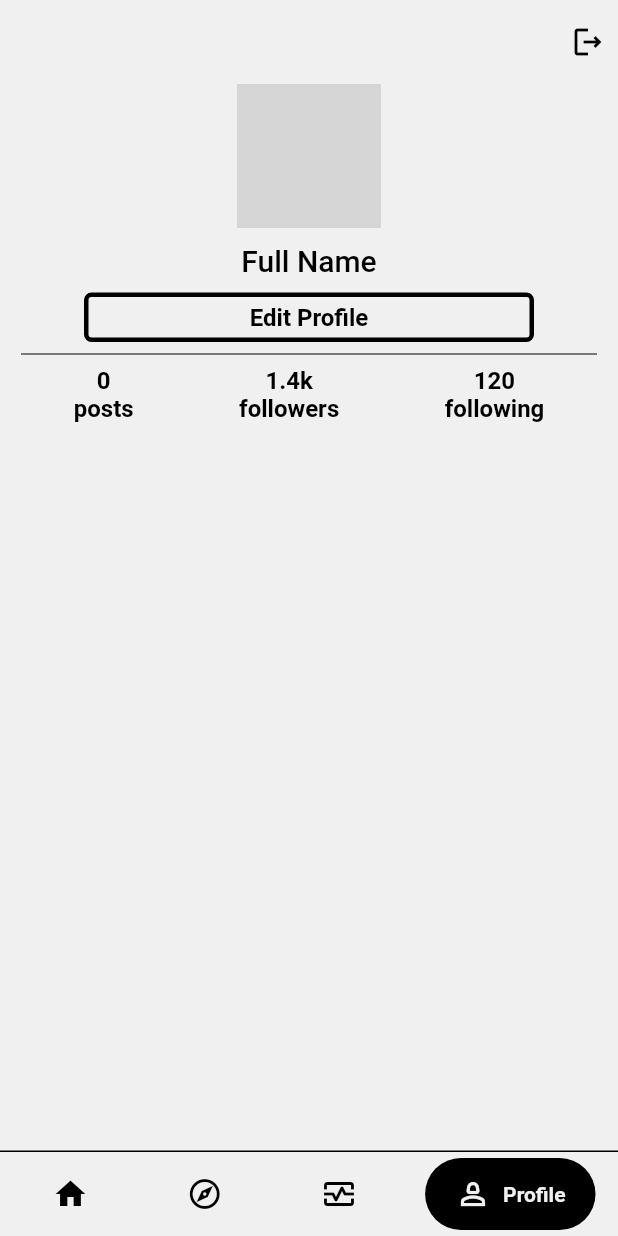
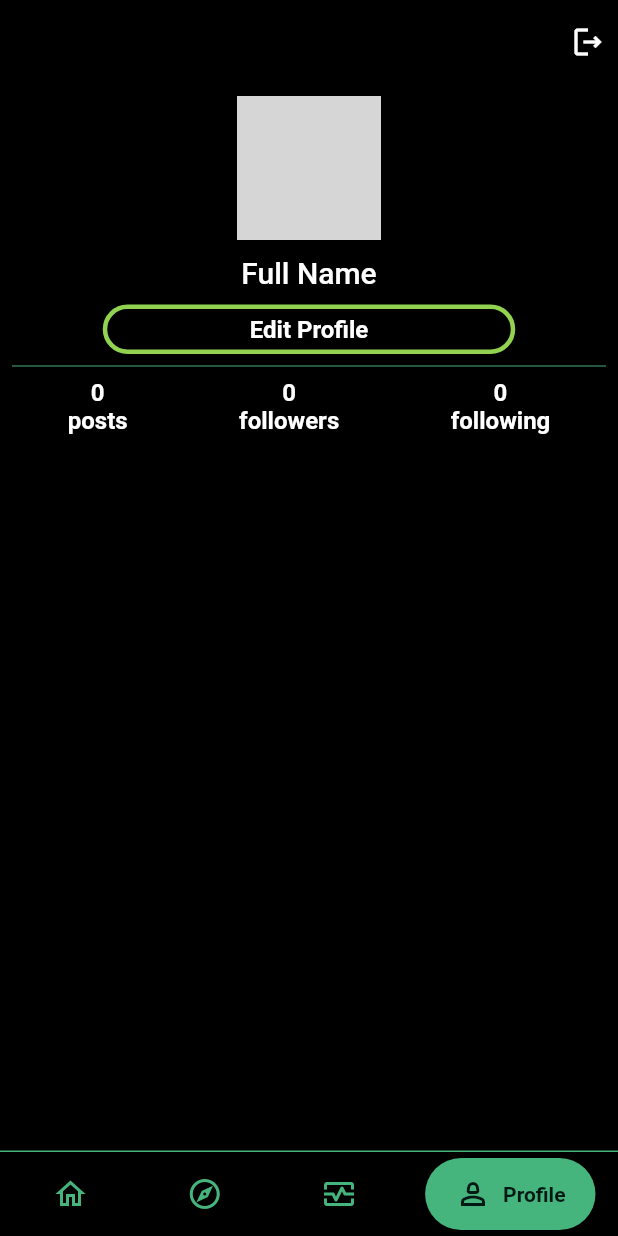
Before and after one commit to adamRrodrigues/fitness_social_app, a Flutter app: the screen it shows once a user with an empty profile is signed in, item 4 of the bottom bar chosen, on a phone screen of 412 x 824 dp. Run offline on Flutter 3.47's test engine with Material 2 defaults, Android fonts, the light colour scheme and no system bars; drawn by our look-alikes of google_nav_bar; our stand-ins replace cloud_firestore, firebase_auth, firebase_core, go_router; missing offline and left inert: dart:ffi; accounts and stored records are empty; network calls fail; grey boxes are pictures that could not be loaded.

```diff
--- a/lib/main.dart
+++ b/lib/main.dart
@@ -25,7 +25,7 @@ class MyApp extends StatelessWidget {
       title: 'Flutter Demo',
       theme: lightTheme,
       darkTheme: darkTheme,
-      themeMode: ThemeMode.light,
+      themeMode: ThemeMode.dark,
       //
       routerDelegate: appRouter.routerDelegate,
       routeInformationParser: appRouter.routeInformationParser,
--- a/lib/pages/main_page.dart
+++ b/lib/pages/main_page.dart
@@ -60,7 +60,7 @@ class MainPageState extends State<MainPage> {
                         .selectedItemColor,
                     tabs: const [
                       GButton(
-                        icon: Icons.home,
+                        icon: Icons.home_outlined,
                         text: 'Home',
                       ),
                       GButton(
--- a/lib/pages/profile_page.dart
+++ b/lib/pages/profile_page.dart
@@ -1,9 +1,8 @@
 import 'package:cloud_firestore/cloud_firestore.dart';
 import 'package:firebase_auth/firebase_auth.dart';
-import 'package:fitness_social_app/models/user_model.dart';
 import 'package:fitness_social_app/services/auth_service.dart';
-import 'package:fitness_social_app/widgets/count_widget.dart';
-import 'package:fitness_social_app/widgets/custom_button.dart';
+import 'package:fitness_social_app/services/user_services.dart';
+import 'package:fitness_social_app/widgets/user_profile.dart';
 import 'package:flutter/material.dart';
 
 class ProfilePage extends StatefulWidget {
@@ -27,16 +26,15 @@ class _ProfilePageState extends State<ProfilePage> {
             Map<String, dynamic> data =
                 snapshot.data!.data() as Map<String, dynamic>;
 
-            final thisUser = UserModel(
-                username: data['username'],
-                uid: user.uid,
-                posts: data['posts'],
-                profileUrl: data['profileUrl']);
+            final thisUser = UserServices().mapSingleUser(data);
 
             return NestedScrollView(
               headerSliverBuilder: (context, innerBoxIsScrolled) => [
                 SliverAppBar(
-                  title: Text(thisUser.username, style: Theme.of(context).textTheme.titleLarge,),
+                  title: Text(
+                    thisUser.username,
+                    style: Theme.of(context).textTheme.titleLarge,
+                  ),
 
                   actions: [
                     Padding(
@@ -52,45 +50,7 @@ class _ProfilePageState extends State<ProfilePage> {
                   floating: true,
                 )
               ],
-              body: SafeArea(
-                child: Padding(
-                  padding: EdgeInsets.symmetric(horizontal: 14),
-                  child: Column(
-                    mainAxisAlignment: MainAxisAlignment.start,
-                    crossAxisAlignment: CrossAxisAlignment.center,
-                    children: [
-                      Column(
-                        children: [
-                          CircleAvatar(
-                            backgroundImage: NetworkImage(thisUser.profileUrl),
-                            radius: 48,
-                          ),
-                          const SizedBox(height: 10),
-                          Text(
-                            "Full Name",
-                            style: Theme.of(context).textTheme.titleLarge,
-                          )
-                        ],
-                      ),
-                      const SizedBox(
-                        height: 10,
-                      ),
-                      const CustomButton(buttonText: "Edit Profile"),
-                      Divider(
-                        color: Theme.of(context).colorScheme.primary,
-                      ),
-                      Row(
-                          mainAxisAlignment: MainAxisAlignment.spaceAround,
-                          children: [
-                            CountWidget(amount: thisUser.posts.length.toString(), type: 'posts'),
-                            CountWidget(amount: '1.4k', type: 'followers'),
-                            CountWidget(amount: '120', type: 'following'),
-
-                          ])
-                    ],
-                  ),
-                ),
-              ),
+              body: UserProfile(thisUser: thisUser),
             );
           } else {
             return const Center(
--- a/lib/routing/page_router.dart
+++ b/lib/routing/page_router.dart
@@ -1,4 +1,7 @@
 import 'package:fitness_social_app/auth/auth_state.dart';
+import 'package:fitness_social_app/models/user_model.dart';
+import 'package:fitness_social_app/routing/route_constants.dart';
+import 'package:fitness_social_app/screen/user_page.dart';
 import 'package:flutter/cupertino.dart';
 import 'package:go_router/go_router.dart';
 
@@ -8,5 +11,18 @@ final GoRouter appRouter = GoRouter(routes: <GoRoute>[
       builder: (BuildContext context, GoRouterState state) {
         return const AuthState();
       },
-      routes: <GoRoute>[])
+      routes: <GoRoute>[
+        GoRoute(
+          path: 'userPage',
+          name: RouteConstants.userPage,
+          pageBuilder: (context, state) {
+            UserModel user = state.extra as UserModel;
+
+            return CupertinoPage(
+                child: UserPage(
+              user: user,
+            ));
+          },
+        )
+      ])
 ]);
--- a/lib/themes/dark_theme.dart
+++ b/lib/themes/dark_theme.dart
@@ -7,13 +7,13 @@ ThemeData darkTheme = ThemeData(
     appBarTheme: const AppBarTheme(),
     bottomNavigationBarTheme: const BottomNavigationBarThemeData(
       backgroundColor: Color.fromARGB(255, 27, 27, 27),
-      selectedItemColor: Color(0xfff0f0f0),
+      selectedItemColor: Color(0xff46B47D),
       unselectedItemColor: Color(0xff001913),
     ),
     colorScheme: const ColorScheme.dark(
       background: Colors.black,
-      primary: Color(0xfff0f0f0),
-      secondary: Color.fromARGB(255, 28, 29, 29),
+      primary: Color(0xff46B47D),
+      secondary: Color(0xff91D350),
     ),
     textTheme: const TextTheme(
       titleLarge: TextStyle(
--- a/lib/themes/light_theme.dart
+++ b/lib/themes/light_theme.dart
@@ -2,20 +2,19 @@ import 'package:flutter/material.dart';
 
 ThemeData lightTheme = ThemeData(
     brightness: Brightness.light,
-
-    scaffoldBackgroundColor: Color(0xfff0f0f0),
+    scaffoldBackgroundColor: Color(0xffEBEDE9),
     iconTheme: IconThemeData(color: Colors.black),
     appBarTheme: const AppBarTheme(
         color: Colors.black, iconTheme: IconThemeData(color: Colors.black)),
     bottomNavigationBarTheme: const BottomNavigationBarThemeData(
-      backgroundColor: Color(0xfff0f0f0),
-      selectedItemColor: Colors.black,
-      unselectedItemColor: Color(0xfff0f0f0),
+      backgroundColor: Color(0xffEBEDE9),
+      selectedItemColor: Color(0xff91D350),
+      unselectedItemColor: Color(0xffEBEDE9),
     ),
     colorScheme: const ColorScheme.light(
-      background: Color(0xfff0f0f0),
-      primary: Colors.black,
-      secondary: Color(0xfffbfcfe),
+      background: Color(0xffEBEDE9),
+      primary: Color(0xff46B47D),
+      secondary: Color(0xff46B47D),
     ),
     textTheme: const TextTheme(
       titleLarge: TextStyle(color: Colors.black),
--- a/lib/widgets/custom_button.dart
+++ b/lib/widgets/custom_button.dart
@@ -8,11 +8,11 @@ class CustomButton extends StatelessWidget {
   @override
   Widget build(BuildContext context) {
     return Container(
-      width: 300,
+      width: 275,
       decoration: BoxDecoration(
-          borderRadius: BorderRadius.circular(5),
+          borderRadius: BorderRadius.circular(20),
           border: Border.all(
-              color: Theme.of(context).colorScheme.primary, width: 3)),
+              color: Theme.of(context).colorScheme.secondary, width: 3)),
       child: Padding(
         padding: const EdgeInsets.all(4.0),
         child: Center(
--- /dev/null
+++ b/lib/widgets/user_profile.dart
@@ -0,0 +1,143 @@
+import 'dart:ffi';
+
+import 'package:cloud_firestore/cloud_firestore.dart';
+import 'package:firebase_auth/firebase_auth.dart';
+import 'package:fitness_social_app/models/user_model.dart';
+import 'package:fitness_social_app/services/user_services.dart';
+import 'package:fitness_social_app/widgets/count_widget.dart';
+import 'package:fitness_social_app/widgets/custom_button.dart';
+import 'package:flutter/material.dart';
+
+class UserProfile extends StatefulWidget {
+  const UserProfile({
+    super.key,
+    required this.thisUser,
+  });
+
+  final UserModel thisUser;
+
+  @override
+  State<UserProfile> createState() => _UserProfileState();
+}
+
+class _UserProfileState extends State<UserProfile> {
+  int followers = 0;
+  int following = 0;
+
+  Stream getFollowage() async* {
+    await FirebaseFirestore.instance
+        .collection('users')
+        .doc(widget.thisUser.uid)
+        .collection('followers')
+        .count()
+        .get()
+        .then(
+          (value) => followers = value.count,
+        );
+    await FirebaseFirestore.instance
+        .collection('users')
+        .doc(widget.thisUser.uid)
+        .collection('following')
+        .count()
+        .get()
+        .then(
+          (value) => following = value.count,
+        );
+
+  }
+
+  @override
+  Widget build(BuildContext context) {
+    final currentUser = FirebaseAuth.instance.currentUser;
+
+    return SafeArea(
+      child: Padding(
+        padding: const EdgeInsets.all(8.0),
+        child: Column(
+          mainAxisAlignment: MainAxisAlignment.start,
+          crossAxisAlignment: CrossAxisAlignment.center,
+          children: [
+            Column(
+              children: [
+                CircleAvatar(
+                  backgroundImage: NetworkImage(widget.thisUser.profileUrl),
+                  radius: 48,
+                ),
+                const SizedBox(height: 10),
+                Text(
+                  "Full Name",
+                  style: Theme.of(context).textTheme.titleLarge,
+                )
+              ],
+            ),
+            const SizedBox(
+              height: 10,
+            ),
+            Builder(builder: (context) {
+              if (widget.thisUser.uid == currentUser!.uid) {
+                return const CustomButton(buttonText: "Edit Profile");
+              } else {
+                return StreamBuilder(
+                    stream: FirebaseFirestore.instance
+                        .collection('users')
+                        .doc(widget.thisUser.uid)
+                        .collection('followers')
+                        .doc(currentUser.uid)
+                        .snapshots(),
+                    builder: (context, snapshot) {
+                      if (snapshot.connectionState == ConnectionState.active) {
+                        if (snapshot.data!.exists) {
+                          return GestureDetector(
+                              onTap: () {
+                                setState(()  {
+                                  UserServices().unfollowUser(widget.thisUser.uid);
+                                });
+                              },
+                              child: const CustomButton(buttonText: "Unfollow"));
+                        } else {
+                          return GestureDetector(
+                              onTap: () {
+                                setState(() {
+                                  print(followers);
+                                  UserServices().followUser(widget.thisUser.uid);
+                                });
+                              },
+                              child: const CustomButton(buttonText: "Follow"));
+                        }
+                      } else {
+                        return CircularProgressIndicator();
+                      }
+                    });
+              }
+            }),
+            Divider(
+              color: Theme.of(context).colorScheme.primary,
+            ),
+            StreamBuilder(
+                stream: getFollowage(),
+                builder: (context, snapshot) {
+                  if (snapshot.connectionState == ConnectionState.done) {
+                    return Center(
+                      child: Row(
+                        mainAxisAlignment: MainAxisAlignment.spaceAround,
+                        children: [
+                          CountWidget(
+                              amount: widget.thisUser.posts.length.toString(),
+                              type: 'posts'),
+                          CountWidget(
+                              amount: followers.toString(), type: 'followers'),
+                          CountWidget(
+                              amount: following.toString(), type: 'following'),
+                        ],
+                      ),
+                    );
+                  } else {
+                    return CircularProgressIndicator();
+                  }
+                })
+          ],
+        ),
+      ),
+    );
+  }
+}
```
Also changed, not shown: lib/pages/discover_page.dart (+37 -5 lines), lib/routing/route_constants.dart (+4 -3 lines), lib/screen/user_page.dart (added, +35 -0 lines), lib/services/auth_service.dart (+10 -3 lines), lib/services/user_services.dart (added, +67 -0 lines).
